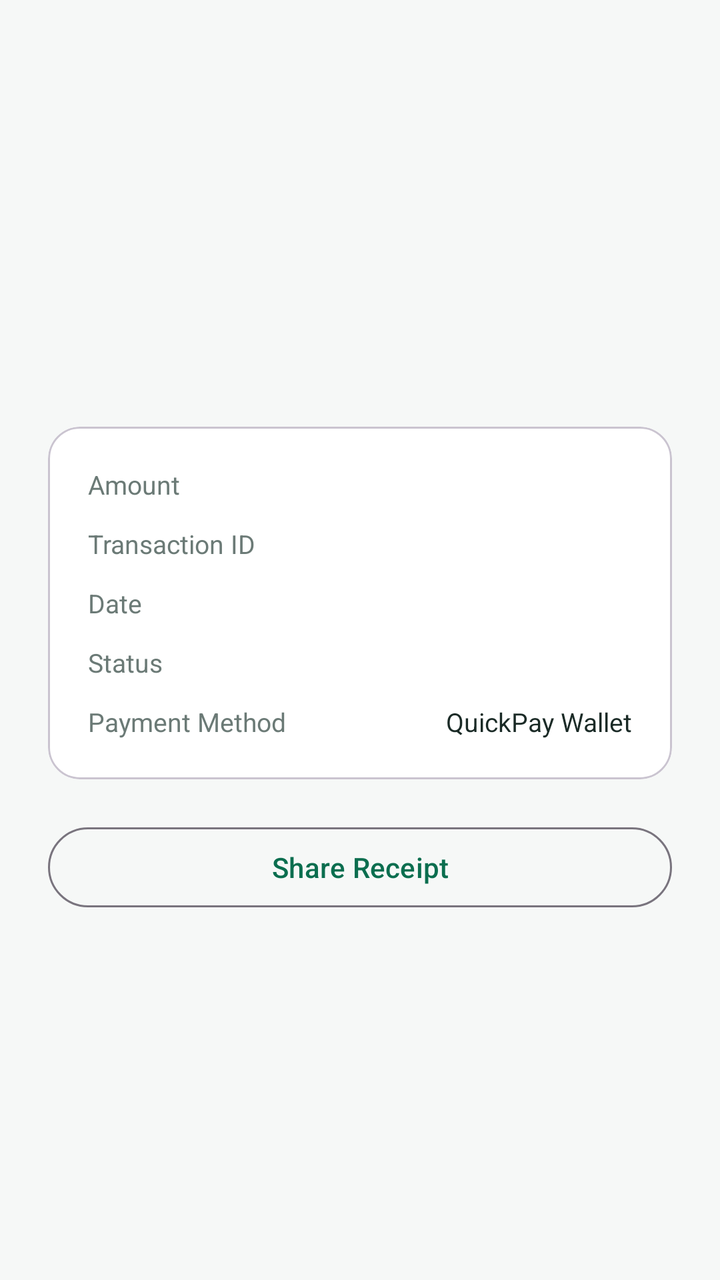
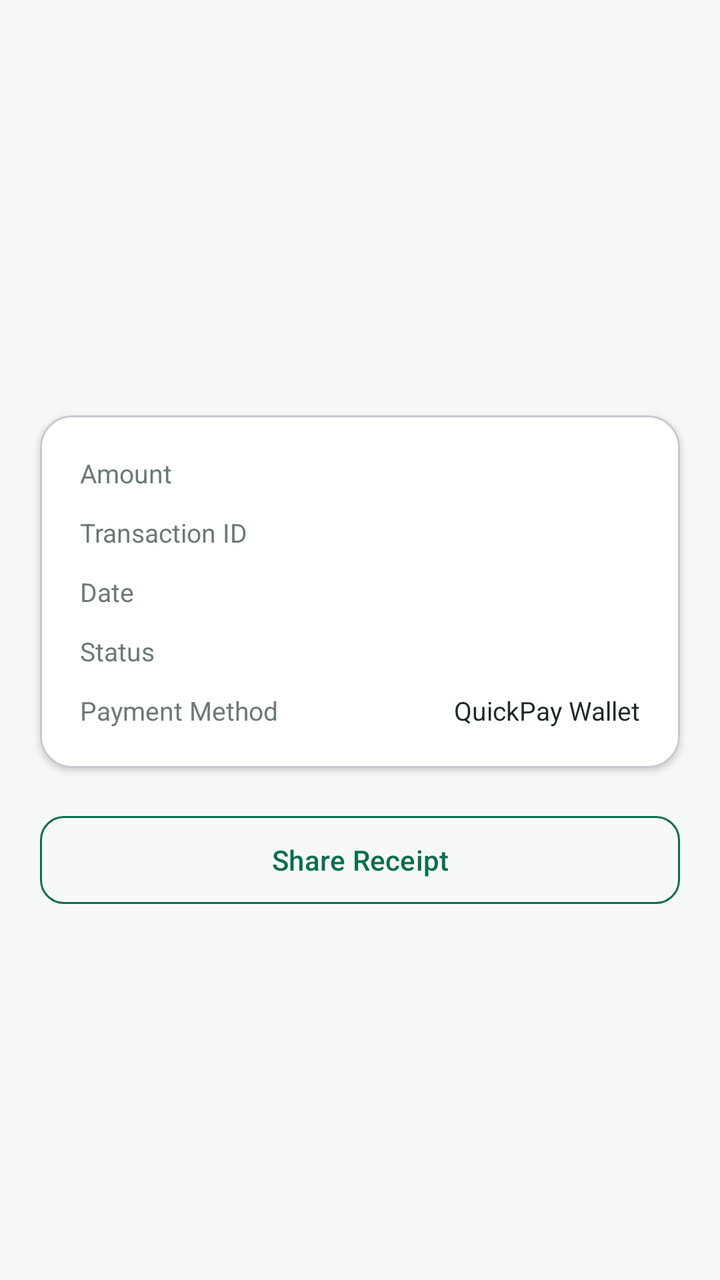

An Android layout rendered at two revisions. The XML below is the earlier revision; the diff shows what the commit changed to produce the second picture.
<!-- AndroidManifest.xml: application theme Theme.QuickPay -->
<!-- res/layout/fragment_transaction_detail.xml -->
<?xml version="1.0" encoding="utf-8"?>
<LinearLayout xmlns:android="http://schemas.android.com/apk/res/android"
    xmlns:app="http://schemas.android.com/apk/res-auto"
    android:layout_width="match_parent"
    android:layout_height="match_parent"
    android:background="@color/bg"
    android:orientation="vertical"
    android:padding="24dp">

    <TextView
        android:id="@+id/detailTitle"
        android:layout_width="wrap_content"
        android:layout_height="wrap_content"
        android:layout_gravity="center_horizontal"
        android:layout_marginTop="24dp"
        android:fontFamily="sans-serif-black"
        android:textColor="@color/text_primary"
        android:textSize="24sp" />

    <TextView
        android:id="@+id/detailCounterparty"
        android:layout_width="wrap_content"
        android:layout_height="wrap_content"
        android:layout_gravity="center_horizontal"
        android:layout_marginTop="8dp"
        android:textColor="@color/text_primary"
        android:textSize="18sp"
        android:textStyle="bold" />

    <TextView
        android:id="@+id/detailAmount"
        android:layout_width="wrap_content"
        android:layout_height="wrap_content"
        android:layout_gravity="center_horizontal"
        android:layout_marginTop="8dp"
        android:fontFamily="sans-serif-black"
        android:textColor="@color/primary"
        android:textSize="32sp" />

    <TextView
        android:id="@+id/detailMessage"
        android:layout_width="match_parent"
        android:layout_height="wrap_content"
        android:layout_marginTop="8dp"
        android:gravity="center"
        android:textColor="@color/text_secondary"
        android:textSize="13sp" />

    <com.google.android.material.card.MaterialCardView
        android:layout_width="match_parent"
        android:layout_height="wrap_content"
        android:layout_marginTop="24dp"
        app:cardBackgroundColor="@color/card_bg"
        app:cardCornerRadius="16dp">

        <LinearLayout
            android:layout_width="match_parent"
            android:layout_height="wrap_content"
            android:orientation="vertical"
            android:padding="20dp">

            <LinearLayout
                android:layout_width="match_parent"
                android:layout_height="wrap_content"
                android:orientation="horizontal">

                <TextView
                    android:layout_width="0dp"
                    android:layout_height="wrap_content"
                    android:layout_weight="1"
                    android:text="@string/txn_amount_label"
                    android:textColor="@color/text_secondary"
                    android:textSize="13sp" />

                <TextView
                    android:id="@+id/detailTxnAmount"
                    android:layout_width="wrap_content"
                    android:layout_height="wrap_content"
                    android:textColor="@color/text_primary"
                    android:textSize="13sp" />
            </LinearLayout>

            <LinearLayout
                android:layout_width="match_parent"
                android:layout_height="wrap_content"
                android:layout_marginTop="12dp"
                android:orientation="horizontal">

                <TextView
                    android:layout_width="0dp"
                    android:layout_height="wrap_content"
                    android:layout_weight="1"
                    android:text="@string/txn_id_label"
                    android:textColor="@color/text_secondary"
                    android:textSize="13sp" />

                <TextView
                    android:id="@+id/detailTxnId"
                    android:layout_width="wrap_content"
                    android:layout_height="wrap_content"
                    android:textColor="@color/text_primary"
                    android:textSize="13sp" />
            </LinearLayout>

            <LinearLayout
                android:layout_width="match_parent"
                android:layout_height="wrap_content"
                android:layout_marginTop="12dp"
                android:orientation="horizontal">

                <TextView
                    android:layout_width="0dp"
                    android:layout_height="wrap_content"
                    android:layout_weight="1"
                    android:text="@string/txn_date_label"
                    android:textColor="@color/text_secondary"
                    android:textSize="13sp" />

                <TextView
                    android:id="@+id/detailDate"
                    android:layout_width="wrap_content"
                    android:layout_height="wrap_content"
                    android:textColor="@color/text_primary"
                    android:textSize="13sp" />
            </LinearLayout>

            <LinearLayout
                android:layout_width="match_parent"
                android:layout_height="wrap_content"
                android:layout_marginTop="12dp"
                android:orientation="horizontal">

                <TextView
                    android:layout_width="0dp"
                    android:layout_height="wrap_content"
                    android:layout_weight="1"
                    android:text="@string/txn_status_label"
                    android:textColor="@color/text_secondary"
                    android:textSize="13sp" />

                <TextView
                    android:id="@+id/detailStatus"
                    android:layout_width="wrap_content"
                    android:layout_height="wrap_content"
                    android:textColor="@color/text_primary"
                    android:textSize="13sp"
                    android:textStyle="bold" />
            </LinearLayout>

            <LinearLayout
                android:layout_width="match_parent"
                android:layout_height="wrap_content"
                android:layout_marginTop="12dp"
                android:orientation="horizontal">

                <TextView
                    android:layout_width="0dp"
                    android:layout_height="wrap_content"
                    android:layout_weight="1"
                    android:text="@string/txn_method_label"
                    android:textColor="@color/text_secondary"
                    android:textSize="13sp" />

                <TextView
                    android:layout_width="wrap_content"
                    android:layout_height="wrap_content"
                    android:text="@string/wallet_method"
                    android:textColor="@color/text_primary"
                    android:textSize="13sp" />
            </LinearLayout>

        </LinearLayout>
    </com.google.android.material.card.MaterialCardView>

    <com.google.android.material.button.MaterialButton
        android:id="@+id/shareButton"
        style="@style/Widget.Material3.Button.OutlinedButton"
        android:layout_width="match_parent"
        android:layout_height="wrap_content"
        android:layout_marginTop="20dp"
        android:text="@string/share_receipt"
        android:textAllCaps="false" />

</LinearLayout>
<!-- resources referenced by this layout -->
<resources>
  <color name="bg">#F6F8F7</color>
  <color name="card_bg">#FFFFFFFF</color>
  <color name="primary">#0B6E4F</color>
  <color name="text_primary">#1A2A26</color>
  <color name="text_secondary">#6B7A76</color>
  <string name="share_receipt">Share Receipt</string>
  <string name="txn_amount_label">Amount</string>
  <string name="txn_date_label">Date</string>
  <string name="txn_id_label">Transaction ID</string>
  <string name="txn_method_label">Payment Method</string>
  <string name="txn_status_label">Status</string>
  <string name="wallet_method">QuickPay Wallet</string>
  <style name="Theme.QuickPay" parent="Base.Theme.QuickPay" />
  <style name="Base.Theme.QuickPay" parent="Theme.Material3.DayNight.NoActionBar">
          <item name="colorPrimary">@color/primary</item>
          <item name="colorOnPrimary">@color/white</item>
          <item name="colorPrimaryContainer">@color/primary_light</item>
          <item name="colorOnPrimaryContainer">@color/primary_dark</item>
          <item name="colorSecondary">@color/accent</item>
          <item name="android:colorBackground">@color/bg</item>
          <item name="colorSurface">@color/bg</item>
          <item name="colorOnSurface">@color/text_primary</item>
      </style>
  <color name="white">#FFFFFFFF</color>
  <color name="primary_light">#E6F4EF</color>
  <color name="primary_dark">#084C37</color>
  <color name="accent">#F2B632</color>
</resources>

<!-- the commit's change to res/layout/fragment_transaction_detail.xml (unified diff, before → after) -->
@@ -1,184 +1,198 @@
 <?xml version="1.0" encoding="utf-8"?>
-<LinearLayout xmlns:android="http://schemas.android.com/apk/res/android"
+<ScrollView xmlns:android="http://schemas.android.com/apk/res/android"
     xmlns:app="http://schemas.android.com/apk/res-auto"
     android:layout_width="match_parent"
     android:layout_height="match_parent"
     android:background="@color/bg"
-    android:orientation="vertical"
-    android:padding="24dp">
+    android:fillViewport="true">
 
-    <TextView
-        android:id="@+id/detailTitle"
-        android:layout_width="wrap_content"
-        android:layout_height="wrap_content"
-        android:layout_gravity="center_horizontal"
-        android:layout_marginTop="24dp"
-        android:fontFamily="sans-serif-black"
-        android:textColor="@color/text_primary"
-        android:textSize="24sp" />
-
-    <TextView
-        android:id="@+id/detailCounterparty"
-        android:layout_width="wrap_content"
-        android:layout_height="wrap_content"
-        android:layout_gravity="center_horizontal"
-        android:layout_marginTop="8dp"
-        android:textColor="@color/text_primary"
-        android:textSize="18sp"
-        android:textStyle="bold" />
-
-    <TextView
-        android:id="@+id/detailAmount"
-        android:layout_width="wrap_content"
-        android:layout_height="wrap_content"
-        android:layout_gravity="center_horizontal"
-        android:layout_marginTop="8dp"
-        android:fontFamily="sans-serif-black"
-        android:textColor="@color/primary"
-        android:textSize="32sp" />
-
-    <TextView
-        android:id="@+id/detailMessage"
+    <LinearLayout
         android:layout_width="match_parent"
         android:layout_height="wrap_content"
-        android:layout_marginTop="8dp"
-        android:gravity="center"
-        android:textColor="@color/text_secondary"
-        android:textSize="13sp" />
+        android:gravity="center_horizontal"
+        android:orientation="vertical">
 
-    <com.google.android.material.card.MaterialCardView
-        android:layout_width="match_parent"
-        android:layout_height="wrap_content"
-        android:layout_marginTop="24dp"
-        app:cardBackgroundColor="@color/card_bg"
-        app:cardCornerRadius="16dp">
+        <TextView
+            android:id="@+id/detailTitle"
+            android:layout_width="wrap_content"
+            android:layout_height="wrap_content"
+            android:layout_marginTop="@dimen/spacing_xxxl"
+            android:fontFamily="sans-serif-black"
+            android:textColor="@color/text_primary"
+            android:textSize="22sp" />
 
-        <LinearLayout
+        <TextView
+            android:id="@+id/detailCounterparty"
+            android:layout_width="wrap_content"
+            android:layout_height="wrap_content"
+            android:layout_marginTop="@dimen/spacing_sm"
+            android:textColor="@color/text_secondary"
+            android:textSize="15sp" />
+
+        <TextView
+            android:id="@+id/detailAmount"
+            android:layout_width="wrap_content"
+            android:layout_height="wrap_content"
+            android:layout_marginTop="@dimen/spacing_lg"
+            android:fontFamily="sans-serif-black"
+            android:textColor="@color/primary"
+            android:textSize="36sp" />
+
+        <TextView
+            android:id="@+id/detailMessage"
             android:layout_width="match_parent"
             android:layout_height="wrap_content"
-            android:orientation="vertical"
-            android:padding="20dp">
+            android:layout_marginStart="@dimen/screen_padding"
+            android:layout_marginTop="@dimen/spacing_md"
+            android:layout_marginEnd="@dimen/screen_padding"
+            android:gravity="center"
+            android:textColor="@color/text_secondary"
+            android:textSize="13sp" />
+
+        <com.google.android.material.card.MaterialCardView
+            android:layout_width="match_parent"
+            android:layout_height="wrap_content"
+            android:layout_marginStart="@dimen/screen_padding"
+            android:layout_marginTop="@dimen/spacing_xxl"
+            android:layout_marginEnd="@dimen/screen_padding"
+            app:cardBackgroundColor="@color/card_bg"
+            app:cardCornerRadius="@dimen/corner_large"
+            app:cardElevation="@dimen/elevation_low">
 
             <LinearLayout
                 android:layout_width="match_parent"
                 android:layout_height="wrap_content"
-                android:orientation="horizontal">
+                android:orientation="vertical"
+                android:padding="@dimen/spacing_xl">
 
-                <TextView
-                    android:layout_width="0dp"
+                <LinearLayout
+                    android:layout_width="match_parent"
                     android:layout_height="wrap_content"
-                    android:layout_weight="1"
-                    android:text="@string/txn_amount_label"
-                    android:textColor="@color/text_secondary"
-                    android:textSize="13sp" />
+                    android:orientation="horizontal">
 
-                <TextView
-                    android:id="@+id/detailTxnAmount"
-                    android:layout_width="wrap_content"
+                    <TextView
+                        android:layout_width="0dp"
+                        android:layout_height="wrap_content"
+                        android:layout_weight="1"
+                        android:text="@string/txn_amount_label"
+                        android:textColor="@color/text_secondary"
+                        android:textSize="13sp" />
+
+                    <TextView
+                        android:id="@+id/detailTxnAmount"
+                        android:layout_width="wrap_content"
+                        android:layout_height="wrap_content"
+                        android:textColor="@color/text_primary"
+                        android:textSize="13sp"
+                        android:textStyle="bold" />
+                </LinearLayout>
+
+                <LinearLayout
+                    android:layout_width="match_parent"
                     android:layout_height="wrap_content"
-                    android:textColor="@color/text_primary"
-                    android:textSize="13sp" />
+                    android:layout_marginTop="@dimen/spacing_md"
+                    android:orientation="horizontal">
+
+                    <TextView
+                        android:layout_width="0dp"
+                        android:layout_height="wrap_content"
+                        android:layout_weight="1"
+                        android:text="@string/txn_id_label"
+                        android:textColor="@color/text_secondary"
+                        android:textSize="13sp" />
+
+                    <TextView
+                        android:id="@+id/detailTxnId"
+                        android:layout_width="0dp"
+                        android:layout_height="wrap_content"
+                        android:layout_marginStart="@dimen/spacing_lg"
+                        android:layout_weight="2"
+                        android:gravity="end"
+                        android:maxLines="1"
+                        android:textColor="@color/text_primary"
+                        android:textSize="12sp" />
+                </LinearLayout>
+
+                <LinearLayout
+                    android:layout_width="match_parent"
+                    android:layout_height="wrap_content"
+                    android:layout_marginTop="@dimen/spacing_md"
+                    android:orientation="horizontal">
+
+                    <TextView
+                        android:layout_width="0dp"
+                        android:layout_height="wrap_content"
+                        android:layout_weight="1"
+                        android:text="@string/txn_date_label"
+                        android:textColor="@color/text_secondary"
+                        android:textSize="13sp" />
+
+                    <TextView
+                        android:id="@+id/detailDate"
+                        android:layout_width="wrap_content"
+                        android:layout_height="wrap_content"
+                        android:textColor="@color/text_primary"
+                        android:textSize="13sp" />
+                </LinearLayout>
+
+                <LinearLayout
+                    android:layout_width="match_parent"
+                    android:layout_height="wrap_content"
+                    android:layout_marginTop="@dimen/spacing_md"
+                    android:orientation="horizontal">
+
+                    <TextView
+                        android:layout_width="0dp"
+                        android:layout_height="wrap_content"
+                        android:layout_weight="1"
+                        android:text="@string/txn_status_label"
+                        android:textColor="@color/text_secondary"
+                        android:textSize="13sp" />
+
+                    <TextView
+                        android:id="@+id/detailStatus"
+                        android:layout_width="wrap_content"
+                        android:layout_height="wrap_content"
+                        android:textColor="@color/text_primary"
+                        android:textSize="13sp"
+                        android:textStyle="bold" />
+                </LinearLayout>
+
+                <LinearLayout
+                    android:layout_width="match_parent"
+                    android:layout_height="wrap_content"
+                    android:layout_marginTop="@dimen/spacing_md"
+                    android:orientation="horizontal">
+
+                    <TextView
+                        android:layout_width="0dp"
+                        android:layout_height="wrap_content"
+                        android:layout_weight="1"
+                        android:text="@string/txn_method_label"
+                        android:textColor="@color/text_secondary"
+                        android:textSize="13sp" />
+
+                    <TextView
+                        android:layout_width="wrap_content"
+                        android:layout_height="wrap_content"
+                        android:text="@string/wallet_method"
+                        android:textColor="@color/text_primary"
+                        android:textSize="13sp" />
+                </LinearLayout>
+
             </LinearLayout>
+        </com.google.android.material.card.MaterialCardView>
 
-            <LinearLayout
-                android:layout_width="match_parent"
-                android:layout_height="wrap_content"
-                android:layout_marginTop="12dp"
-                android:orientation="horizontal">
+        <com.google.android.material.button.MaterialButton
+            android:id="@+id/shareButton"
+            style="@style/QuickPay.Button.Outline"
+            android:layout_width="match_parent"
+            android:layout_height="wrap_content"
+            android:layout_marginStart="@dimen/screen_padding"
+            android:layout_marginTop="@dimen/spacing_xl"
+            android:layout_marginEnd="@dimen/screen_padding"
+            android:layout_marginBottom="@dimen/spacing_xxl"
+            android:text="@string/share_receipt" />
 
-                <TextView
-                    android:layout_width="0dp"
-                    android:layout_height="wrap_content"
-                    android:layout_weight="1"
-                    android:text="@string/txn_id_label"
-                    android:textColor="@color/text_secondary"
-                    android:textSize="13sp" />
-
-                <TextView
-                    android:id="@+id/detailTxnId"
-                    android:layout_width="wrap_content"
-                    android:layout_height="wrap_content"
-                    android:textColor="@color/text_primary"
-                    android:textSize="13sp" />
-            </LinearLayout>
-
-            <LinearLayout
-                android:layout_width="match_parent"
-                android:layout_height="wrap_content"
-                android:layout_marginTop="12dp"
-                android:orientation="horizontal">
-
-                <TextView
-                    android:layout_width="0dp"
-                    android:layout_height="wrap_content"
-                    android:layout_weight="1"
-                    android:text="@string/txn_date_label"
-                    android:textColor="@color/text_secondary"
-                    android:textSize="13sp" />
-
-                <TextView
-                    android:id="@+id/detailDate"
-                    android:layout_width="wrap_content"
-                    android:layout_height="wrap_content"
-                    android:textColor="@color/text_primary"
-                    android:textSize="13sp" />
-            </LinearLayout>
-
-            <LinearLayout
-                android:layout_width="match_parent"
-                android:layout_height="wrap_content"
-                android:layout_marginTop="12dp"
-                android:orientation="horizontal">
-
-                <TextView
-                    android:layout_width="0dp"
-                    android:layout_height="wrap_content"
-                    android:layout_weight="1"
-                    android:text="@string/txn_status_label"
-                    android:textColor="@color/text_secondary"
-                    android:textSize="13sp" />
-
-                <TextView
-                    android:id="@+id/detailStatus"
-                    android:layout_width="wrap_content"
-                    android:layout_height="wrap_content"
-                    android:textColor="@color/text_primary"
-                    android:textSize="13sp"
-                    android:textStyle="bold" />
-            </LinearLayout>
-
-            <LinearLayout
-                android:layout_width="match_parent"
-                android:layout_height="wrap_content"
-                android:layout_marginTop="12dp"
-                android:orientation="horizontal">
-
-                <TextView
-                    android:layout_width="0dp"
-                    android:layout_height="wrap_content"
-                    android:layout_weight="1"
-                    android:text="@string/txn_method_label"
-                    android:textColor="@color/text_secondary"
-                    android:textSize="13sp" />
-
-                <TextView
-                    android:layout_width="wrap_content"
-                    android:layout_height="wrap_content"
-                    android:text="@string/wallet_method"
-                    android:textColor="@color/text_primary"
-                    android:textSize="13sp" />
-            </LinearLayout>
-
-        </LinearLayout>
-    </com.google.android.material.card.MaterialCardView>
-
-    <com.google.android.material.button.MaterialButton
-        android:id="@+id/shareButton"
-        style="@style/Widget.Material3.Button.OutlinedButton"
-        android:layout_width="match_parent"
-        android:layout_height="wrap_content"
-        android:layout_marginTop="20dp"
-        android:text="@string/share_receipt"
-        android:textAllCaps="false" />
-
-</LinearLayout>
+    </LinearLayout>
+</ScrollView>
<!-- resource entries referenced after the edit -->
@@ -5,6 +5,15 @@
   <color name="primary">#0B6E4F</color>
   <color name="text_primary">#1A2A26</color>
   <color name="text_secondary">#6B7A76</color>
+  <dimen name="corner_large">16dp</dimen>
+  <dimen name="elevation_low">2dp</dimen>
+  <dimen name="screen_padding">20dp</dimen>
+  <dimen name="spacing_lg">16dp</dimen>
+  <dimen name="spacing_md">12dp</dimen>
+  <dimen name="spacing_sm">8dp</dimen>
+  <dimen name="spacing_xl">20dp</dimen>
+  <dimen name="spacing_xxl">24dp</dimen>
+  <dimen name="spacing_xxxl">32dp</dimen>
   <string name="share_receipt">Share Receipt</string>
   <string name="txn_amount_label">Amount</string>
   <string name="txn_date_label">Date</string>
@@ -12,7 +21,17 @@
   <string name="txn_method_label">Payment Method</string>
   <string name="txn_status_label">Status</string>
   <string name="wallet_method">QuickPay Wallet</string>
+  <style name="QuickPay.Button.Outline" parent="Widget.Material3.Button.OutlinedButton">
+          <item name="android:textColor">@color/primary</item>
+          <item name="strokeColor">@color/primary</item>
+          <item name="strokeWidth">1dp</item>
+          <item name="cornerRadius">@dimen/corner_medium</item>
+          <item name="android:minHeight">@dimen/button_height</item>
+          <item name="android:textAllCaps">false</item>
+      </style>
   <style name="Theme.QuickPay" parent="Base.Theme.QuickPay" />
+  <dimen name="corner_medium">12dp</dimen>
+  <dimen name="button_height">52dp</dimen>
   <style name="Base.Theme.QuickPay" parent="Theme.Material3.DayNight.NoActionBar">
           <item name="colorPrimary">@color/primary</item>
           <item name="colorOnPrimary">@color/white</item>
@@ -22,6 +41,9 @@
           <item name="android:colorBackground">@color/bg</item>
           <item name="colorSurface">@color/bg</item>
           <item name="colorOnSurface">@color/text_primary</item>
+          <item name="android:statusBarColor">@color/primary_dark</item>
+          <item name="android:navigationBarColor">@color/white</item>
+          <item name="android:windowLightStatusBar">false</item>
       </style>
   <color name="white">#FFFFFFFF</color>
   <color name="primary_light">#E6F4EF</color>
